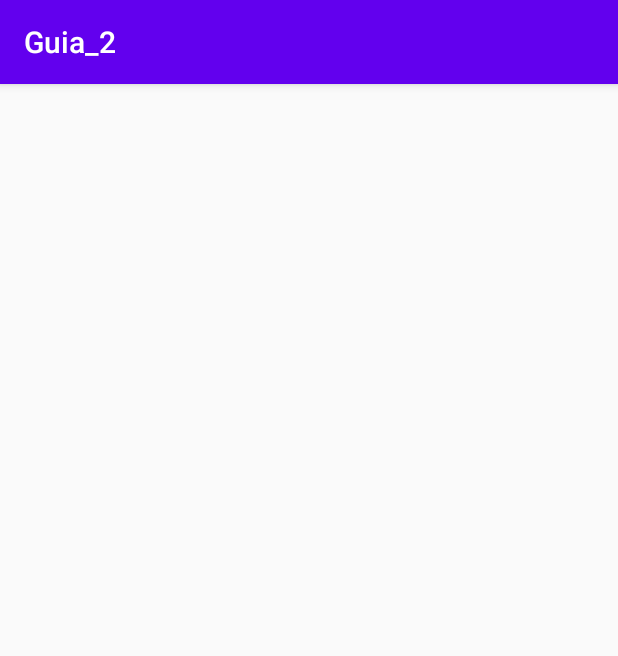
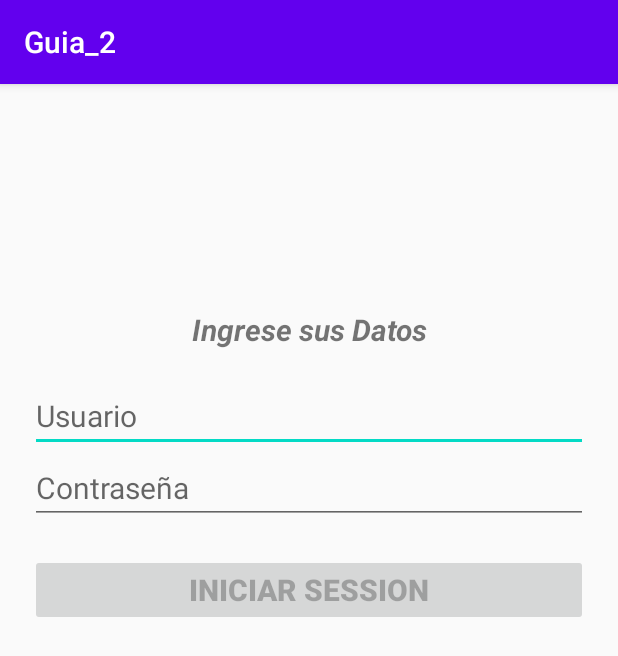
Before and after one commit to Wedwin02/Guia_2, an Android app: the screen it shows after launch (MainActivity), on a phone screen of 412 x 824 dp. Shown: the top 656 px of the screen. Run offline under Robolectric (Android 15) with nearby library versions, the phone set to English and light mode, and no system bars.

Commit message:
-Falta activar bonton

```diff
--- a/app/src/main/java/com/uso/guia_2/MainActivity.java
+++ b/app/src/main/java/com/uso/guia_2/MainActivity.java
@@ -2,17 +2,22 @@ package com.uso.guia_2;
 
 import androidx.appcompat.app.AppCompatActivity;
 
+import android.content.Intent;
 import android.os.Bundle;
 import android.os.Handler;
 import android.view.View;
 import android.widget.ArrayAdapter;
 import android.widget.AutoCompleteTextView;
 import android.widget.Button;
+import android.widget.EditText;
 import android.widget.ProgressBar;
 import android.widget.Toast;
 
 public class MainActivity extends AppCompatActivity {
-
+    EditText txbUsuario,txbPass;
+    private String Usu;
+    private  String pass;
+    Button btnIniciar ;
 
 
 
@@ -21,8 +26,42 @@ public class MainActivity extends AppCompatActivity {
         super.onCreate(savedInstanceState);
         setContentView(R.layout.activity_main);
 
+        this.txbUsuario = findViewById(R.id.txbUsuario);
+        this.txbPass = findViewById(R.id.txbpass);
+        this.btnIniciar = findViewById(R.id.btnIniciarSession);
+
+        String u = txbUsuario.getText().toString().trim();
+        String p = txbPass.getText().toString().trim();
+        if(u.length() > 0  && p.length() > 0){
+            btnIniciar.setEnabled(true);
+        }
+    }
 
 
+
+
+
+
+
+    public void IniciarSession_onClick(View v){
+         this.Usu = txbUsuario.getText().toString().trim();
+         this.pass = txbPass.getText().toString().trim();
+
+         CargarDatos(Usu,pass);
+    }
+
+
+
+    public void  CargarDatos(String u,String p){
+        String UsuarioQuemado = "Admin";
+        String PassQuemada = "12345";
+            if (u.equals(UsuarioQuemado) && p.equals(PassQuemada)) {
+                Intent i = new Intent(this, AutoCompletar.class);
+                Toast.makeText(this, "Bienvenido " + UsuarioQuemado, Toast.LENGTH_LONG).show();
+                startActivity(i);
+            } else {
+                Toast.makeText(MainActivity.this, "Error Usuario ó Contraseña equivocada...", Toast.LENGTH_SHORT).show();
+            }
     }
 
 
--- a/app/src/main/res/layout/activity_auto_completar.xml
+++ b/app/src/main/res/layout/activity_auto_completar.xml
@@ -4,6 +4,7 @@
     xmlns:tools="http://schemas.android.com/tools"
     android:layout_width="match_parent"
     android:layout_height="match_parent"
+    android:layout_marginTop="20dp"
     android:orientation="vertical"
     tools:context=".AutoCompletar">
 
@@ -77,6 +78,7 @@
             android:id="@+id/txbLP"
             android:layout_width="match_parent"
             android:layout_height="wrap_content" />
+
     </LinearLayout>
 
     <ProgressBar
@@ -95,6 +97,7 @@
         android:layout_marginLeft="20dp"
         android:layout_marginTop="20dp"
         android:layout_marginRight="20dp"
+        android:onClick="Procesar_onclick"
         android:text="@string/procesar"
         android:textSize="20dp"
         android:textStyle="bold" />
--- a/app/src/main/res/layout/activity_main.xml
+++ b/app/src/main/res/layout/activity_main.xml
@@ -4,8 +4,58 @@
     xmlns:tools="http://schemas.android.com/tools"
     android:layout_width="match_parent"
     android:layout_height="match_parent"
-    android:onClick="Procesar_onclick"
     android:orientation="vertical"
+    android:splitMotionEvents="false"
     tools:context=".MainActivity">
 
+    <TextView
+        android:id="@+id/textView4"
+        android:layout_width="match_parent"
+        android:layout_height="wrap_content"
+        android:layout_marginLeft="20dp"
+        android:layout_marginTop="150dp"
+        android:layout_marginRight="20dp"
+        android:gravity="center"
+        android:text="@string/datos"
+        android:textSize="20dp"
+        android:textStyle="normal|bold|italic" />
+
+    <LinearLayout
+        android:layout_width="match_parent"
+        android:layout_height="wrap_content"
+        android:layout_marginLeft="20dp"
+        android:layout_marginTop="20dp"
+        android:layout_marginRight="20dp"
+        android:orientation="vertical">
+
+        <EditText
+            android:id="@+id/txbUsuario"
+            android:layout_width="match_parent"
+            android:layout_height="wrap_content"
+            android:ems="10"
+            android:hint="Usuario"
+            android:inputType="textPersonName"
+            android:textSize="20dp" />
+
+        <EditText
+            android:id="@+id/txbpass"
+            android:layout_width="match_parent"
+            android:layout_height="wrap_content"
+            android:ems="10"
+            android:hint="Contraseña"
+            android:inputType="textPassword"
+            android:textSize="20dp" />
+
+        <Button
+            android:id="@+id/btnIniciarSession"
+            android:layout_width="match_parent"
+            android:layout_height="wrap_content"
+            android:layout_marginTop="20dp"
+            android:enabled="false"
+            android:onClick="IniciarSession_onClick"
+            android:text="@string/iniciar"
+            android:textSize="20dp"
+            android:textStyle="bold" />
+    </LinearLayout>
+
 </LinearLayout>
--- a/app/src/main/res/values/strings.xml
+++ b/app/src/main/res/values/strings.xml
@@ -4,4 +4,13 @@
     <string name="a">Digite su animal favorito:</string>
     <string name="lp">Lenguaje de programacion:</string>
     <string name="procesar">Procesar</string>
+    <string name="limpiar">Limpiar </string>
+    <string name="Salir">Salir</string>
+
+    //login
+    <string name="datos">Ingrese sus Datos </string>
+    <string name="iniciar">Iniciar Session</string>
+
+
+
 </resources>
```
Also changed, not shown: app/src/main/java/com/uso/guia_2/AutoCompletar.java (+12 -8 lines).
